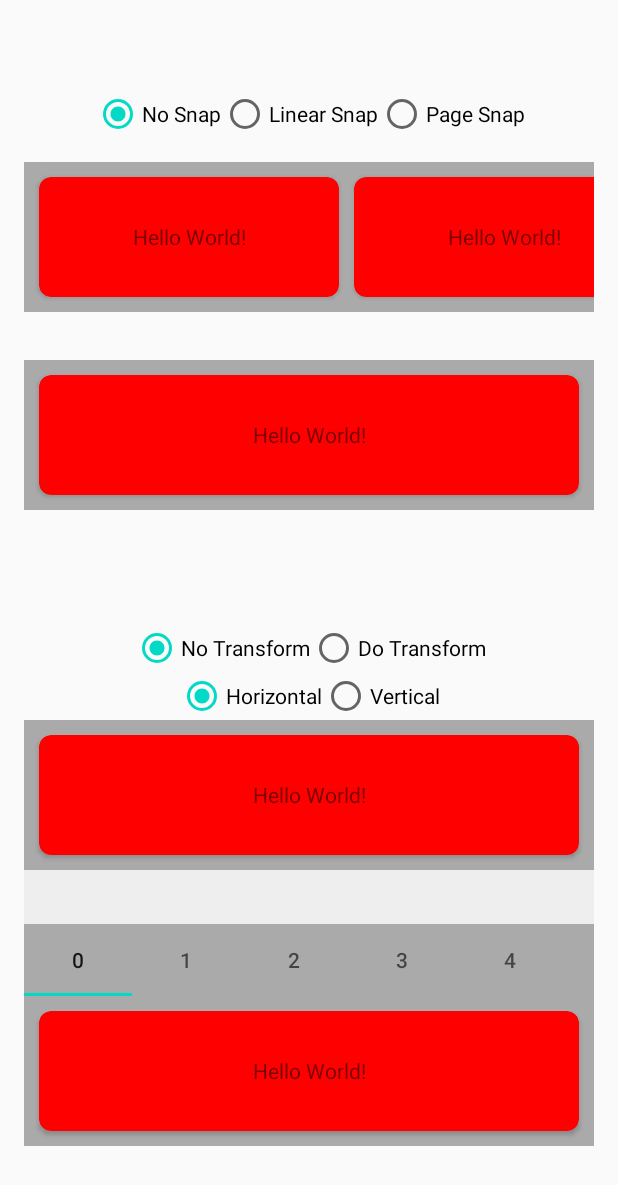
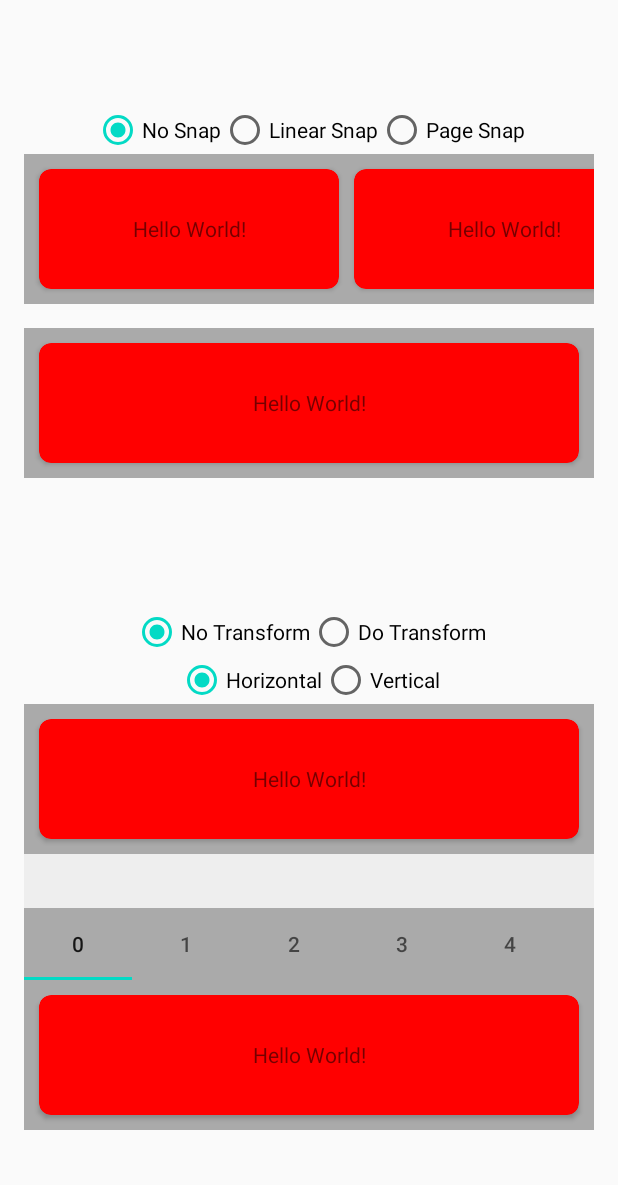
Before and after one commit to elye/demo_android_viewpager2_recyclerview, an Android app: the screen it shows after launch (MainActivity), on a phone screen of 412 x 824 dp. Shown: the top 1185 px of the screen. Run offline under Robolectric (Android 15) with nearby library versions, the phone set to English and light mode, and no system bars.

Commit message:
Adjust the layout

```diff
--- a/app/src/main/res/layout/activity_main.xml
+++ b/app/src/main/res/layout/activity_main.xml
@@ -47,7 +47,8 @@
             android:id="@+id/recycler_view"
             android:layout_width="match_parent"
             android:layout_height="100dp"
-            android:layout_margin="16dp"
+            android:layout_marginEnd="16dp"
+            android:layout_marginStart="16dp"
             android:background="@android:color/darker_gray"
             app:layout_constraintBottom_toTopOf="@id/recycler_view_full_length"
             app:layout_constraintLeft_toLeftOf="parent"
```
